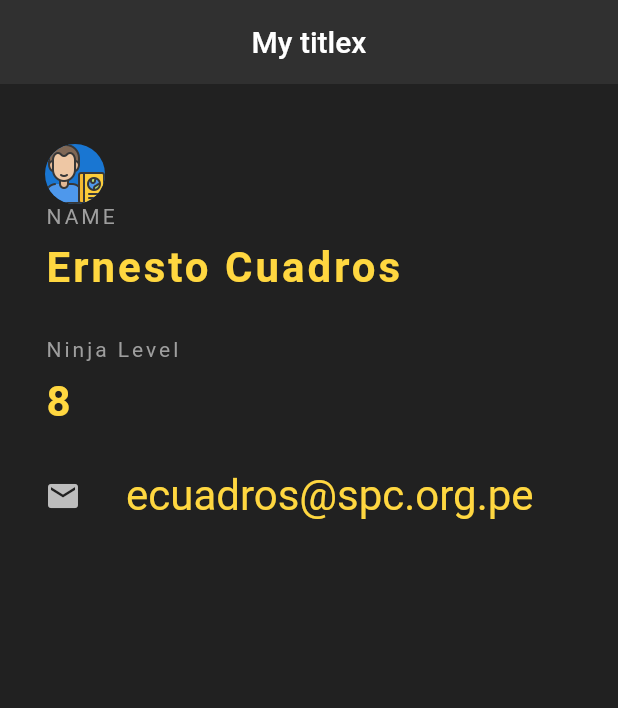
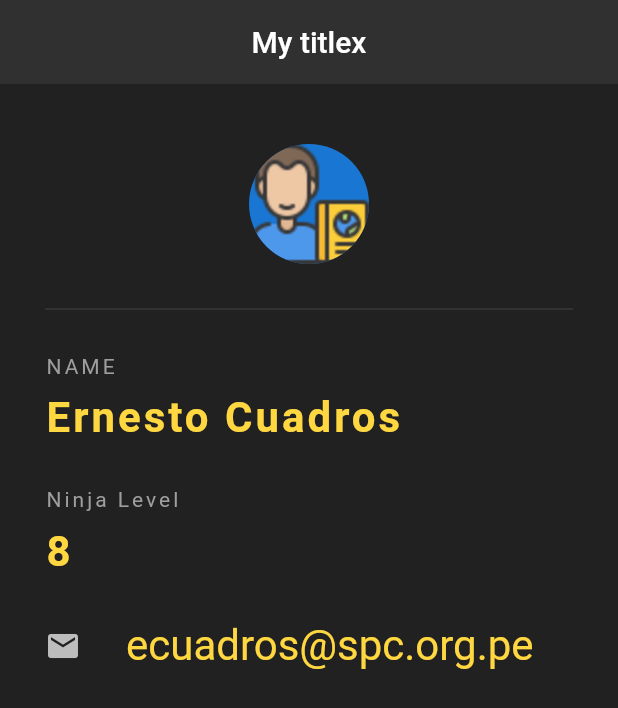
Before and after one commit to ecuadros/ninja_id, a Flutter app: the screen it shows after launch, on a phone screen of 412 x 824 dp. Shown: the top 708 px of the screen. Run offline on Flutter 3.47's test engine with Material 2 defaults, Android fonts, the phone set to English and light mode, and no system bars.

Commit message:
Texto formateado

```diff
--- a/lib/main.dart
+++ b/lib/main.dart
@@ -25,8 +25,15 @@ class NinjaCard extends StatelessWidget {
         child: Column(
            crossAxisAlignment: CrossAxisAlignment.start,
           children: [
-            CircleAvatar(
-              backgroundImage: AssetImage('assets/image0.png'),
+            Center(
+              child: CircleAvatar(
+                backgroundImage: AssetImage('assets/image0.png'),
+                radius: 40,
+              ),
+            ),
+            Divider(
+              height: 60,
+              color: Colors.grey[800],
             ),
             Text('NAME',
               style: TextStyle(
```
Also changed, not shown: 1 other file.
